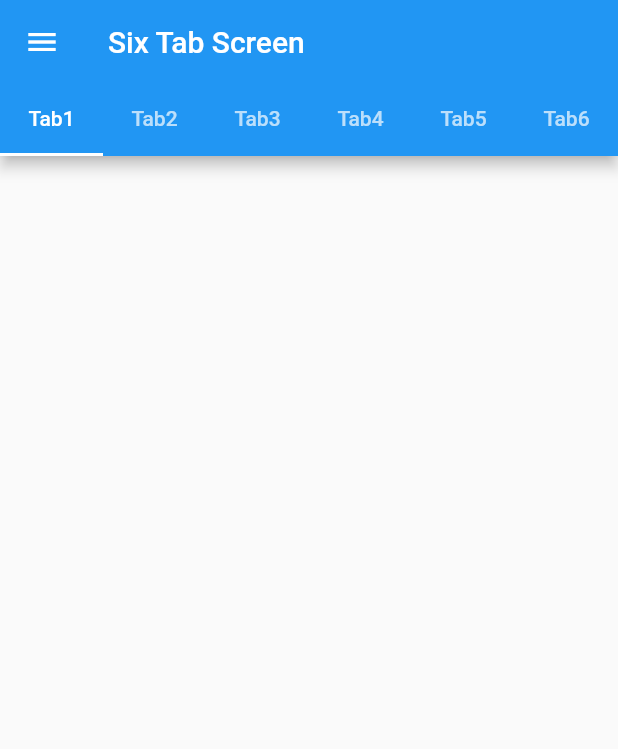
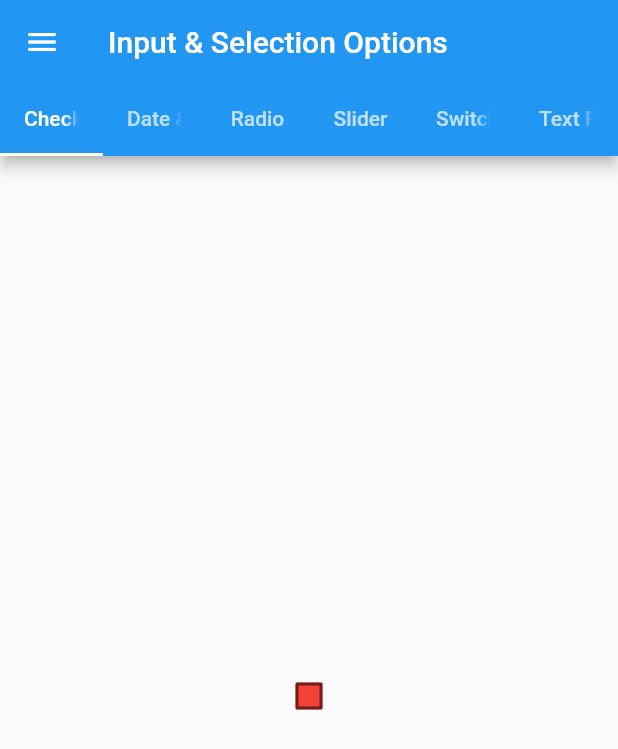
Before and after one commit to msaaddev/flutter-drawer-tabs, a Flutter app: the screen it shows after launch, in the side drawer, after a tap on "Six Tabs Screen", on a phone screen of 412 x 824 dp. Shown: the top 749 px of the screen. Run offline on Flutter 3.47's test engine with Material 2 defaults, Android fonts, the phone set to English and light mode, and no system bars.

Commit message:
📦 NEW: input and selection widgets

```diff
--- a/lib/screens/SixTab.dart
+++ b/lib/screens/SixTab.dart
@@ -2,15 +2,33 @@ import 'package:flutter/material.dart';
 import 'package:assignment8/widgets/Drawer.dart';
 
 class SixTab extends StatefulWidget {
-  SixTab({Key key}) : super(key: key);
-
   @override
   _SixTabState createState() => _SixTabState();
 }
 
+enum Companies { Samsung, Apple }
+
 class _SixTabState extends State<SixTab> {
+  bool isChecked = false;
+  DateTime _dateTime;
+  double _currentSliderValue = 20;
+  Companies _character = Companies.Samsung;
+  bool _switchVal = false;
+
   @override
   Widget build(BuildContext context) {
+    Color getColor(Set<MaterialState> states) {
+      const Set<MaterialState> interactiveStates = <MaterialState>{
+        MaterialState.pressed,
+        MaterialState.hovered,
+        MaterialState.focused,
+      };
+      if (states.any(interactiveStates.contains)) {
+        return Colors.blue;
+      }
+      return Colors.red;
+    }
+
     return MaterialApp(
         title: 'Six Tab Screen',
         home: DefaultTabController(
@@ -18,31 +36,127 @@ class _SixTabState extends State<SixTab> {
           child: Scaffold(
             drawer: DrawerW(),
             appBar: AppBar(
-              title: Text('Six Tab Screen'),
+              title: Text('Input & Selection Options'),
               bottom: TabBar(
                 tabs: [
                   Tab(
-                    text: 'Tab1',
+                    text: 'Checkbox',
                   ),
                   Tab(
-                    text: 'Tab2',
+                    text: 'Date & Time',
                   ),
                   Tab(
-                    text: 'Tab3',
+                    text: 'Radio',
                   ),
                   Tab(
-                    text: 'Tab4',
+                    text: 'Slider',
                   ),
                   Tab(
-                    text: 'Tab5',
+                    text: 'Switch',
                   ),
                   Tab(
-                    text: 'Tab6',
+                    text: 'Text Field',
                   )
                 ],
               ),
             ),
-            body: Container(),
+            body: Center(
+              child: Container(
+                width: 200,
+                height: 120,
+                child: TabBarView(children: [
+                  Checkbox(
+                    checkColor: Colors.white,
+                    fillColor: MaterialStateProperty.resolveWith(getColor),
+                    value: isChecked,
+                    onChanged: (bool value) {
+                      setState(() {
+                        isChecked = value;
+                      });
+                    },
+                  ),
+                  Column(
+                    children: [
+                      Text(
+                        _dateTime == null
+                            ? 'Nothing has been picked'
+                            : _dateTime.toString(),
+                        style: TextStyle(
+                            fontSize: 16, fontWeight: FontWeight.w800),
+                      ),
+                      ElevatedButton(
+                          onPressed: () {
+                            showDatePicker(
+                                    context: context,
+                                    initialDate: DateTime.now(),
+                                    firstDate: DateTime(1900),
+                                    lastDate: DateTime(3000))
+                                .then((date) {
+                              setState(() {
+                                _dateTime = date;
+                              });
+                            });
+                          },
+                          child: Text('Pick a date'))
+                    ],
+                  ),
+                  Column(
+                    children: <Widget>[
+                      ListTile(
+                        title: const Text('Samsung'),
+                        leading: Radio<Companies>(
+                          value: Companies.Samsung,
+                          groupValue: _character,
+                          onChanged: (Companies value) {
+                            setState(() {
+                              _character = value;
+                            });
+                          },
+                        ),
+                      ),
+                      ListTile(
+                        title: const Text('Thomas Apple'),
+                        leading: Radio<Companies>(
+                          value: Companies.Apple,
+                          groupValue: _character,
+                          onChanged: (Companies value) {
+                            setState(() {
+                              _character = value;
+                            });
+                          },
+                        ),
+                      ),
+                    ],
+                  ),
+                  Slider(
+                    value: _currentSliderValue,
+                    min: 0,
+                    max: 100,
+                    divisions: 5,
+                    label: _currentSliderValue.round().toString(),
+                    onChanged: (double value) {
+                      setState(() {
+                        _currentSliderValue = value;
+                      });
+                    },
+                  ),
+                  Switch(
+                      value: _switchVal,
+                      onChanged: (bool val) {
+                        setState(() {
+                          _switchVal = val;
+                        });
+                      }),
+                  TextField(
+                    obscureText: true,
+                    decoration: InputDecoration(
+                      border: OutlineInputBorder(),
+                      labelText: 'Name',
+                    ),
+                  ),
+                ]),
+              ),
+            ),
           ),
         ));
   }
```
